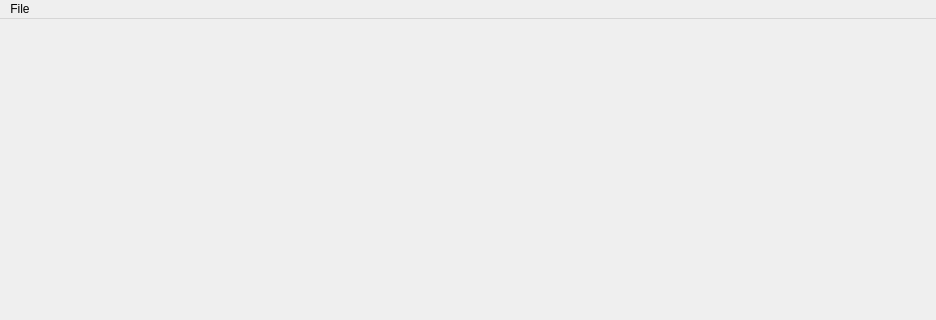
Qt form forms/mainwindow.ui (akhmeade/yanileda) before a commit; both pictures show x 0 to 936 and y 0 to 320 of the 936 by 612 pixel window.
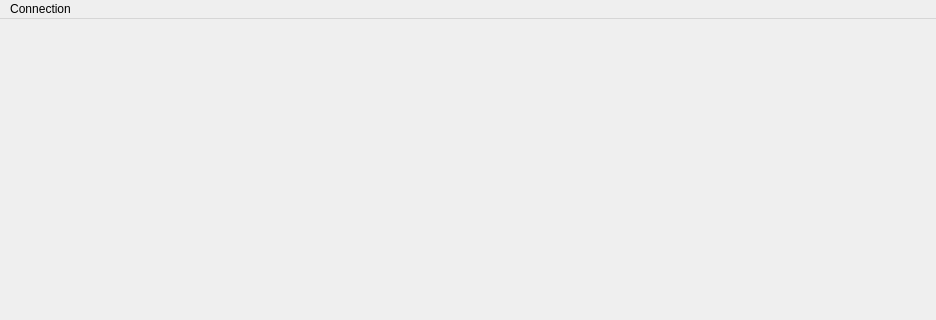
The same form after that commit.

Patch:
```diff
--- a/forms/mainwindow.ui
+++ b/forms/mainwindow.ui
@@ -36,12 +36,12 @@
      <x>0</x>
      <y>0</y>
      <width>936</width>
-     <height>22</height>
+     <height>26</height>
     </rect>
    </property>
    <widget class="QMenu" name="menuConnect">
     <property name="title">
-     <string>File</string>
+     <string>Connection</string>
     </property>
     <addaction name="connect_to_yadisk_action"/>
     <addaction name="disconnect_action"/>
```
